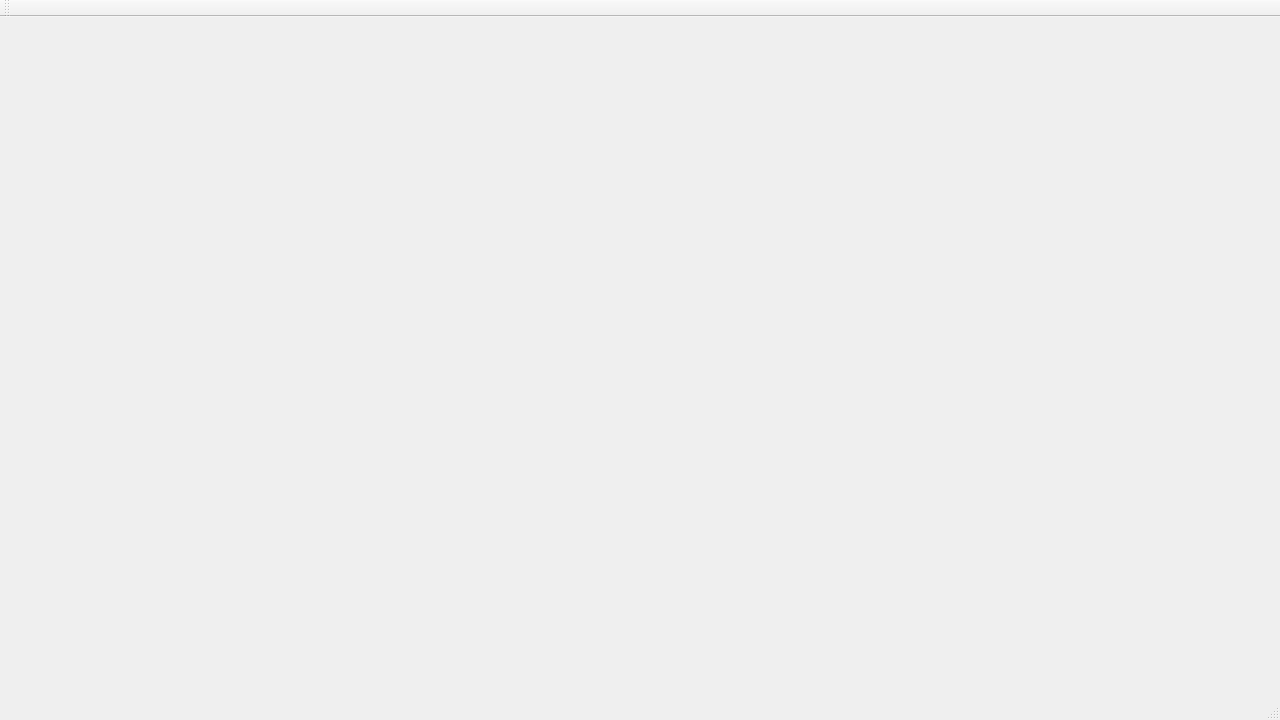
The window that GS_Editor/MainWindow.ui (Game-Tek/Byte-Studio) describes before a commit, drawn with Qt 5.
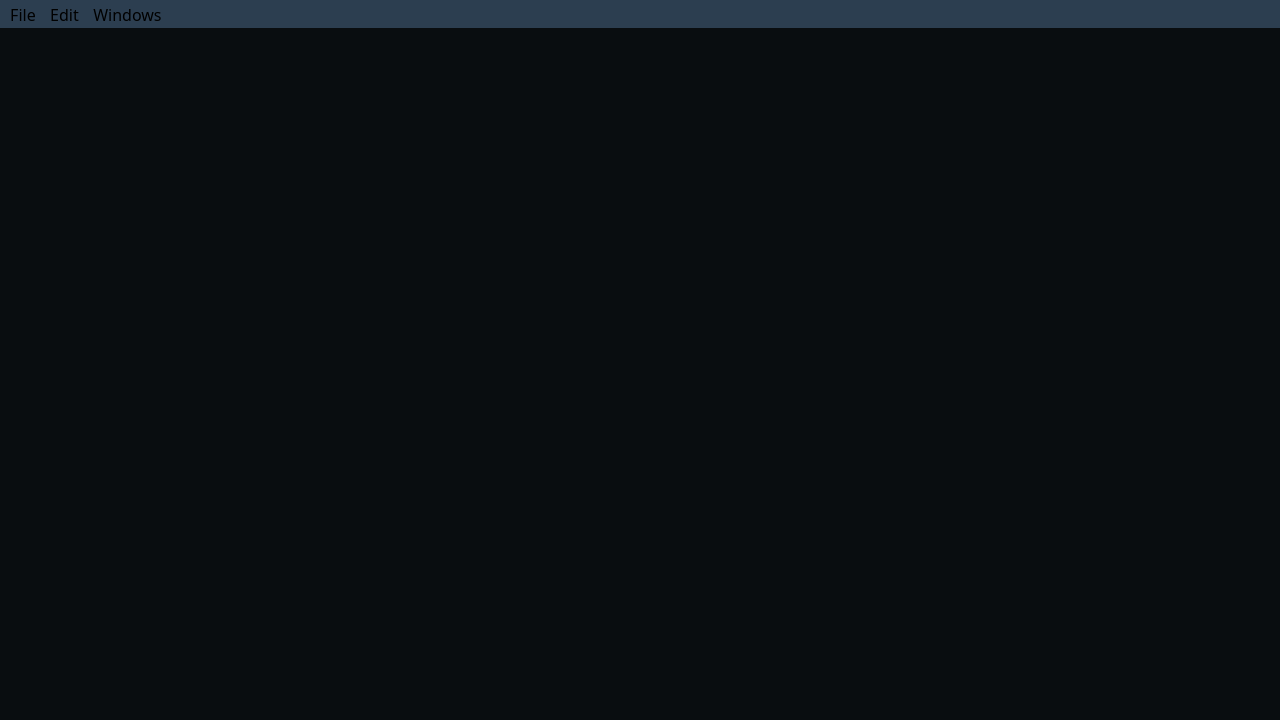
The same window after the commit.

Patch:
```diff
--- a/GS_Editor/MainWindow.ui
+++ b/GS_Editor/MainWindow.ui
@@ -13,6 +13,28 @@
   <property name="windowTitle">
    <string>MainWindow</string>
   </property>
+  <property name="styleSheet">
+   <string notr="true">QMainWindow
+{
+	background-color:#090d10;
+}
+
+QMenuBar
+{
+	background-color:#2c3e50;
+	font: 12pt &quot;Akrobat&quot;;
+}
+
+QMenuBar::item
+{
+	background-color:#2c3e50;
+}
+
+QMenu
+{
+	background-color:#2c3e50;
+}</string>
+  </property>
   <property name="locale">
    <locale language="English" country="UnitedStates"/>
   </property>
@@ -26,25 +48,51 @@
      <x>0</x>
      <y>0</y>
      <width>1280</width>
-     <height>21</height>
+     <height>25</height>
     </rect>
    </property>
-  </widget>
-  <widget class="QToolBar" name="mainToolBar">
-   <property name="enabled">
-    <bool>true</bool>
+   <property name="font">
+    <font>
+     <family>Akrobat</family>
+     <pointsize>12</pointsize>
+     <weight>50</weight>
+     <italic>false</italic>
+     <bold>false</bold>
+    </font>
    </property>
-   <attribute name="toolBarArea">
-    <enum>TopToolBarArea</enum>
-   </attribute>
-   <attribute name="toolBarBreak">
+   <property name="defaultUp">
     <bool>false</bool>
-   </attribute>
-  </widget>
-  <widget class="QStatusBar" name="statusBar">
-   <property name="enabled">
-    <bool>true</bool>
    </property>
+   <widget class="QMenu" name="menuFIle">
+    <property name="title">
+     <string>File</string>
+    </property>
+    <addaction name="actionLoad_Project"/>
+    <addaction name="actionSave_Project"/>
+   </widget>
+   <widget class="QMenu" name="menuEdit">
+    <property name="title">
+     <string>Edit</string>
+    </property>
+    <addaction name="actionUndo"/>
+    <addaction name="actionRedo"/>
+    <addaction name="separator"/>
+    <addaction name="actionCopy"/>
+    <addaction name="actionPaste"/>
+    <addaction name="actionCut"/>
+    <addaction name="actionDelete"/>
+   </widget>
+   <widget class="QMenu" name="menuWindows">
+    <property name="title">
+     <string>Windows</string>
+    </property>
+    <addaction name="actionViewporty"/>
+    <addaction name="actionProject_Browser"/>
+    <addaction name="actionWorld_Outliner"/>
+   </widget>
+   <addaction name="menuFIle"/>
+   <addaction name="menuEdit"/>
+   <addaction name="menuWindows"/>
   </widget>
  </widget>
  <layoutdefault spacing="6" margin="11"/>
```
Left out of the diff: 55 changed lines with no effect on the pictures.
